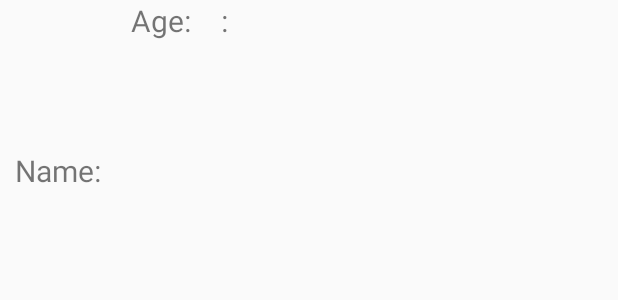
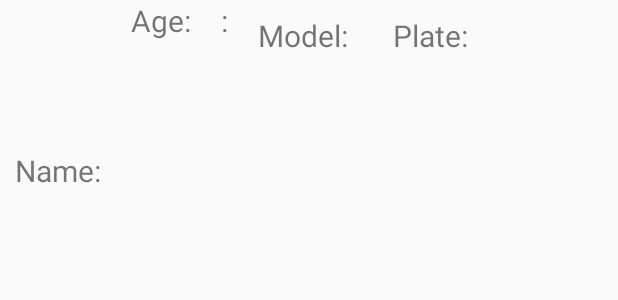
Before and after one commit to nandini1338/JUMBO_PROJECT, an Android app: the layout activity_new2.xml on its own in the app's theme, with its tools: preview values and no code run, on a phone screen of 412 x 824 dp. Shown: the top 300 px of the screen. Run offline under Robolectric (Android 15) with nearby library versions, the phone set to English and light mode, and no system bars.

Commit message:
Add on in Xml activity 2..........

```diff
--- a/app/src/main/res/layout/activity_new2.xml
+++ b/app/src/main/res/layout/activity_new2.xml
@@ -50,5 +50,38 @@
         android:text=":"
         android:textSize="20dp"
         />
+    <TextView
+        android:id="@+id/lblModel"
+        android:layout_width="wrap_content"
+        android:layout_height="wrap_content"
+        android:layout_below="@id/lblVehicle"
+        android:layout_marginTop="10dp"
+        android:layout_marginLeft="20dp"
+        android:layout_toRightOf="@+id/lblAge"
+        android:text="Model:"
+        android:textSize="20dp"
+        />
+    <TextView
+        android:id="@+id/txtModel"
+        android:layout_width="wrap_content"
+        android:layout_height="wrap_content"
+        android:layout_below="@id/lblVehicle"
+        android:layout_marginTop="10dp"
+        android:layout_marginLeft="10dp"
+        android:layout_toRightOf="@+id/lblModel"
+        android:text=""
+        android:textSize="20dp"
+        />
+    <TextView
+        android:id="@+id/lblPlate"
+        android:layout_width="wrap_content"
+        android:layout_height="wrap_content"
+        android:layout_below="@id/lblModel"
+        android:layout_marginTop="10dp"
+        android:layout_marginLeft="20dp"
+        android:layout_toRightOf="@+id/lblAge"
+        android:text="Plate:"
+        android:textSize="20dp"
+        />
 
 </LinearLayout>
```
